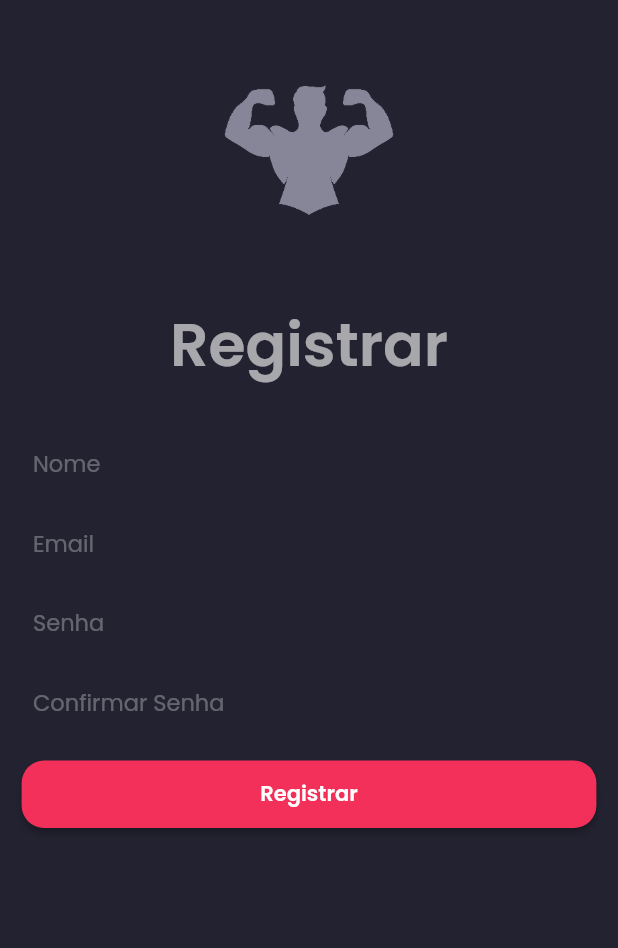
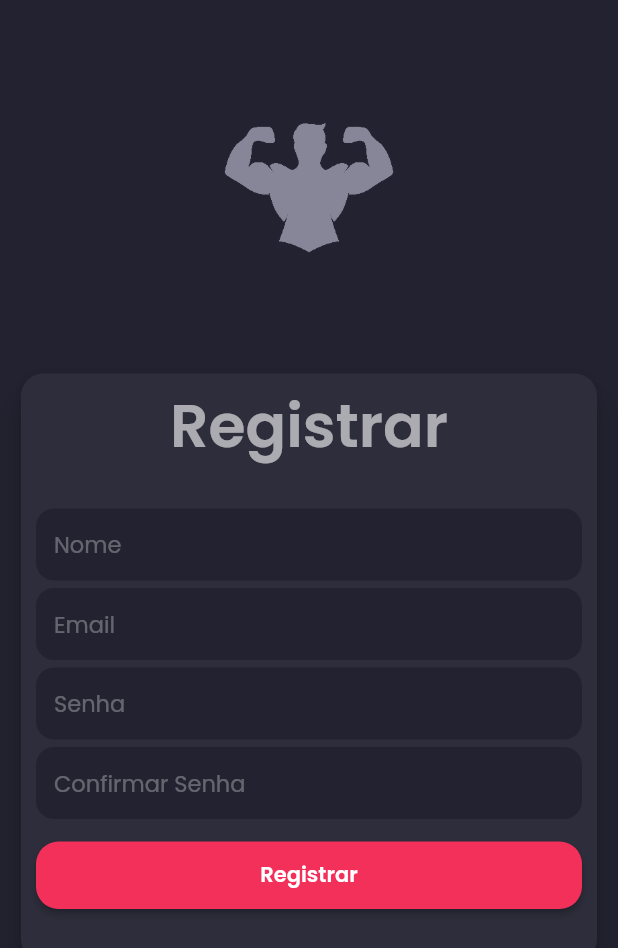
Before and after one commit to brunodeev/gym_app, a Flutter app: the RegisterPage screen opened directly, on a phone screen of 412 x 824 dp. Shown: the top 948 px of the screen. Run offline on Flutter 3.47's test engine with Material 2 defaults, Android fonts, the phone set to English and light mode, and no system bars; our stand-ins replace firebase_auth, firebase_core; accounts and stored records are empty.

Commit message:
mudanças ui

```diff
--- a/lib/views/register_page.dart
+++ b/lib/views/register_page.dart
@@ -27,14 +27,28 @@ class _RegisterPageState extends State<RegisterPage> {
         physics: const BouncingScrollPhysics(),
         child: Column(
           children: [
-            SizedBox(
+            Padding(
+              padding: const EdgeInsets.only(top: 25, bottom: 20),
+              child: SizedBox(
                 height: 200,
                 child: Image.asset(
                   'assets/images/gym_icon.png',
                 ),
               ),
+            ),
             Padding(
-              padding: const EdgeInsets.only(bottom: 25),
+              padding: const EdgeInsets.symmetric(horizontal: 10),
+              child: Card(
+                elevation: 8,
+                shadowColor: Colors.black,
+                shape: RoundedRectangleBorder(
+                  borderRadius: BorderRadius.circular(15),
+                ),
+                color: const Color.fromARGB(255, 45, 45, 59),
+                child: Column(
+                  children: [
+                    Padding(
+                      padding: const EdgeInsets.only(top: 5, bottom: 25),
                       child: Text(
                         'Registrar',
                         style: TextStyle(
@@ -82,7 +96,8 @@ class _RegisterPageState extends State<RegisterPage> {
                               label: 'Senha',
                               type: TextInputType.emailAddress,
                               obscureText: true,
-                      onSaved: (password) => userModel.password = password!,
+                              onSaved: (password) =>
+                                  userModel.password = password!,
                               validator: (password) {
                                 if (password!.isEmpty) {
                                   return 'Campo Obrigatório!';
@@ -111,7 +126,8 @@ class _RegisterPageState extends State<RegisterPage> {
                               },
                             ),
                             Padding(
-                      padding: const EdgeInsets.only(top: 15, bottom: 35),
+                              padding:
+                                  const EdgeInsets.only(top: 15, bottom: 35),
                               child: SizedBox(
                                 width: MediaQuery.of(context).size.width * 0.93,
                                 height: 45,
@@ -119,17 +135,19 @@ class _RegisterPageState extends State<RegisterPage> {
                                   style: ElevatedButton.styleFrom(
                                       backgroundColor: kAccentColor,
                                       shape: RoundedRectangleBorder(
-                                  borderRadius: BorderRadius.circular(15))),
+                                          borderRadius:
+                                              BorderRadius.circular(15))),
                                   onPressed: () {
-                            if (_otherFormKey.currentState!.validate()) {
+                                    if (_otherFormKey.currentState!
+                                        .validate()) {
                                       _otherFormKey.currentState!.save();
 
                                       if (userModel.password !=
                                           userModel.confirmPassword) {
                                         final snackBar = SnackBar(
                                           key: _otherScaffoldKey,
-                                  content:
-                                      const Text('As senhas não correspondem!'),
+                                          content: const Text(
+                                              'As senhas não correspondem!'),
                                           backgroundColor: Colors.red,
                                         );
                                         ScaffoldMessenger.of(context)
@@ -141,7 +159,8 @@ class _RegisterPageState extends State<RegisterPage> {
                                           onFail: (e) {
                                             final snackBar = SnackBar(
                                               key: _otherScaffoldKey,
-                                      content: Text('Falha ao entrar: $e'),
+                                              content:
+                                                  Text('Falha ao entrar: $e'),
                                               backgroundColor: Colors.red,
                                             );
                                             ScaffoldMessenger.of(context)
@@ -161,6 +180,10 @@ class _RegisterPageState extends State<RegisterPage> {
                   ],
                 ),
               ),
+            ),
+          ],
+        ),
+      ),
     );
   }
 }
```
Lines whose indentation alone changed are shown as unchanged.
